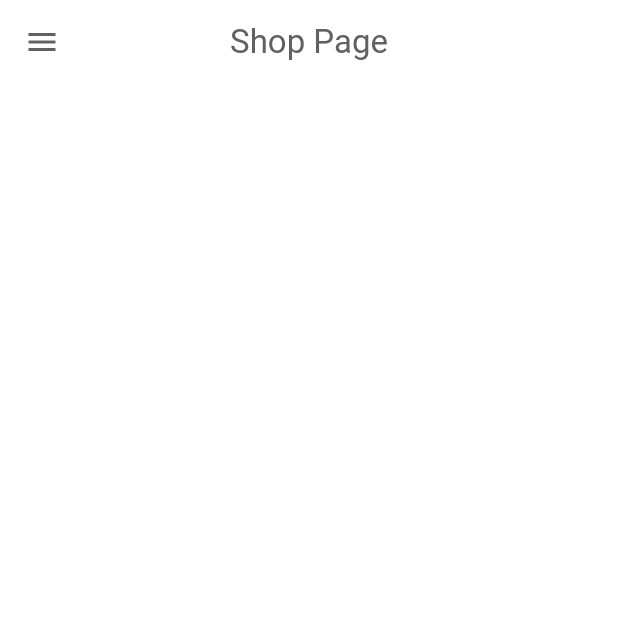
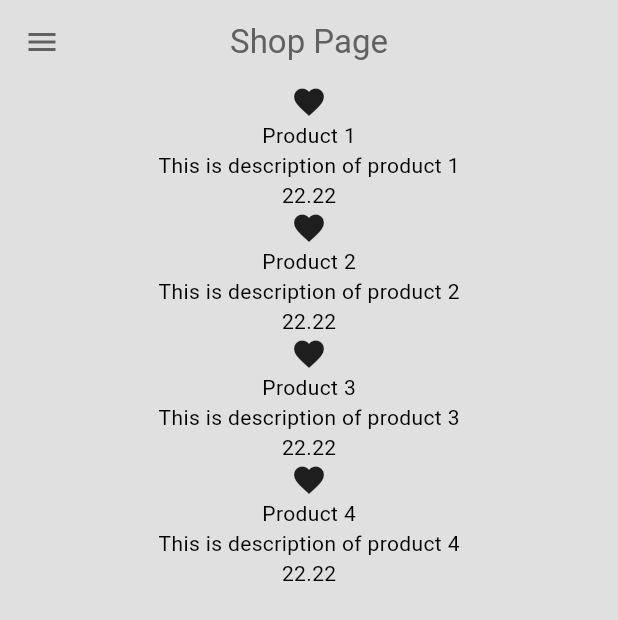
Before and after one commit to GauravGhost/Minimal_Shop_Flutter, a Flutter app: the screen it shows after launch, after a tap on the "arrow forward" icon, on a phone screen of 412 x 824 dp. Shown: the top 620 px of the screen. Run offline on Flutter 3.47's test engine with Material 3 defaults, Android fonts, the phone set to English and light mode, and no system bars.

Commit message:
Added provider and products dummy on homepage

```diff
--- /dev/null
+++ b/lib/components/my_product_tile.dart
@@ -0,0 +1,30 @@
+import 'package:flutter/material.dart';
+import 'package:minimal_shop/models/product.dart';
+
+class MyProductTile extends StatelessWidget {
+  final Product product;
+  const MyProductTile({
+    super.key,
+    required this.product,
+  });
+
+  @override
+  Widget build(BuildContext context) {
+    return Container(
+      child: Column(
+        children: [
+          // Product image
+          const Icon(Icons.favorite),
+          // product name
+          Text(product.name),
+
+          // product description
+          Text(product.description),
+
+          // product price + add to cart button
+          Text(product.price.toStringAsFixed(2)),
+        ],
+      ),
+    );
+  }
+}
--- a/lib/main.dart
+++ b/lib/main.dart
@@ -1,11 +1,18 @@
 import 'package:flutter/material.dart';
+import 'package:minimal_shop/models/shop.dart';
 import 'package:minimal_shop/pages/cart_page.dart';
 import 'package:minimal_shop/pages/intro_page.dart';
 import 'package:minimal_shop/pages/shop_page.dart';
 import 'package:minimal_shop/themes/light_mode.dart';
+import 'package:provider/provider.dart';
 
 void main() {
-  runApp(const MyApp());
+  runApp(
+    ChangeNotifierProvider(
+      create: (context) => Shop(),
+      child: const MyApp(),
+    ),
+  );
 }
 
 class MyApp extends StatelessWidget {
@@ -18,8 +25,8 @@ class MyApp extends StatelessWidget {
       theme: lightMode,
       initialRoute: '/intro_page',
       routes: {
-        '/intro_page':(context) => const IntroPage(),
-        '/shop_page':(context) => const ShopPage(),
+        '/intro_page': (context) => const IntroPage(),
+        '/shop_page': (context) => const ShopPage(),
         '/cart_page': (context) => const CartPage()
       },
     );
--- a/lib/models/product.dart
+++ b/lib/models/product.dart
@@ -1,4 +1,5 @@
-class Product {
+
+class Product{
   final String name;
   final double price;
   final String description;
--- a/lib/models/shop.dart
+++ b/lib/models/shop.dart
@@ -1,8 +1,7 @@
-import 'dart:js_interop';
-
+import 'package:flutter/material.dart';
 import 'package:minimal_shop/models/product.dart';
 
-class Shop {
+class Shop extends ChangeNotifier {
   // List of product for sale
   final List<Product> _shop = const [
     Product(
@@ -41,8 +40,14 @@ class Shop {
   List<Product> get cart => _userCart;
 
   // add item to cart
-  void addToCart(Product item) => _userCart.add(item);
+  void addToCart(Product item) {
+    _userCart.add(item);
+    notifyListeners();
+  }
 
   // remove item from cart
-  void removeFromCart(Product item) => _userCart.remove(item);
+  void removeFromCart(Product item) {
+    _userCart.remove(item);
+    notifyListeners();
+  }
 }
--- a/lib/pages/shop_page.dart
+++ b/lib/pages/shop_page.dart
@@ -1,19 +1,33 @@
 import 'package:flutter/material.dart';
 import 'package:minimal_shop/components/my_drawer.dart';
+import 'package:minimal_shop/components/my_product_tile.dart';
+import 'package:minimal_shop/models/shop.dart';
+import 'package:provider/provider.dart';
 
 class ShopPage extends StatelessWidget {
   const ShopPage({super.key});
 
   @override
   Widget build(BuildContext context) {
+    final products = context.watch<Shop>().shop;
+
     return Scaffold(
       appBar: AppBar(
         centerTitle: true,
-        backgroundColor:Colors.transparent,
+        backgroundColor: Colors.transparent,
         foregroundColor: Theme.of(context).colorScheme.inversePrimary,
         title: const Text('Shop Page'),
       ),
       drawer: const MyDrawer(),
+      backgroundColor: Theme.of(context).colorScheme.background,
+      body: ListView.builder(
+        itemCount: products.length,
+        itemBuilder: (context, index) {
+          // get each individual product ffrom shop
+          final product = products[index];
+          return MyProductTile(product: product);
+        },
+      ),
     );
   }
 }
--- a/pubspec.yaml
+++ b/pubspec.yaml
@@ -35,6 +35,7 @@ dependencies:
   # The following adds the Cupertino Icons font to your application.
   # Use with the CupertinoIcons class for iOS style icons.
   cupertino_icons: ^1.0.6
+  provider: ^6.1.2
 
 dev_dependencies:
   flutter_test:
```
Also changed, not shown: pubspec.lock.
